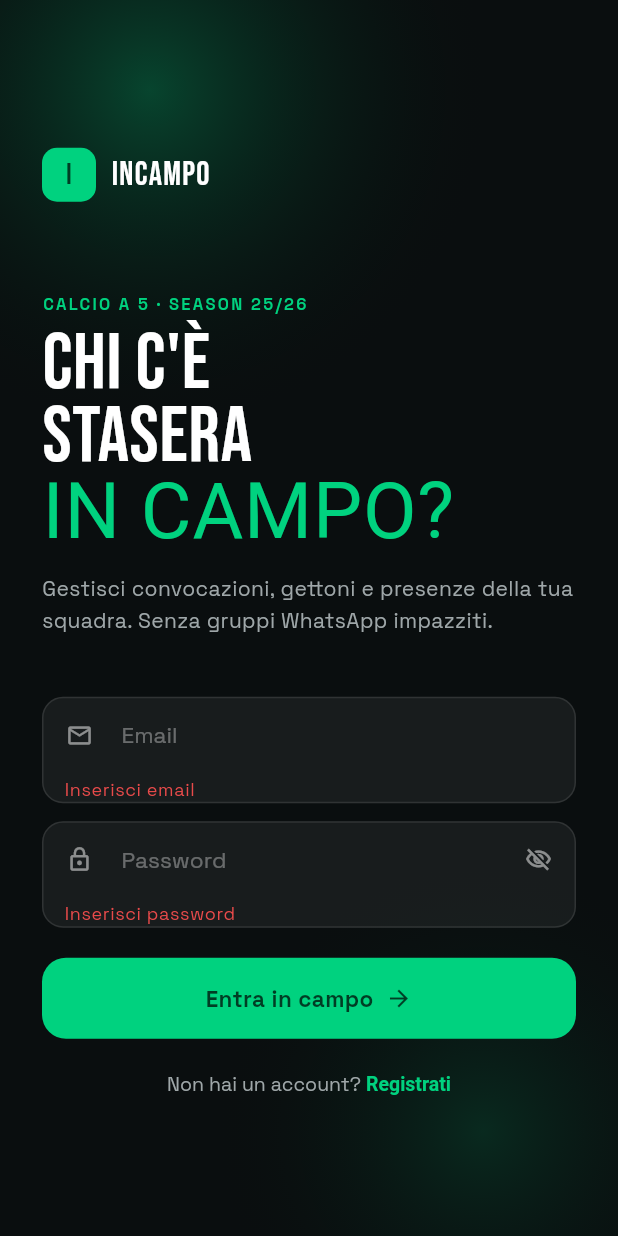
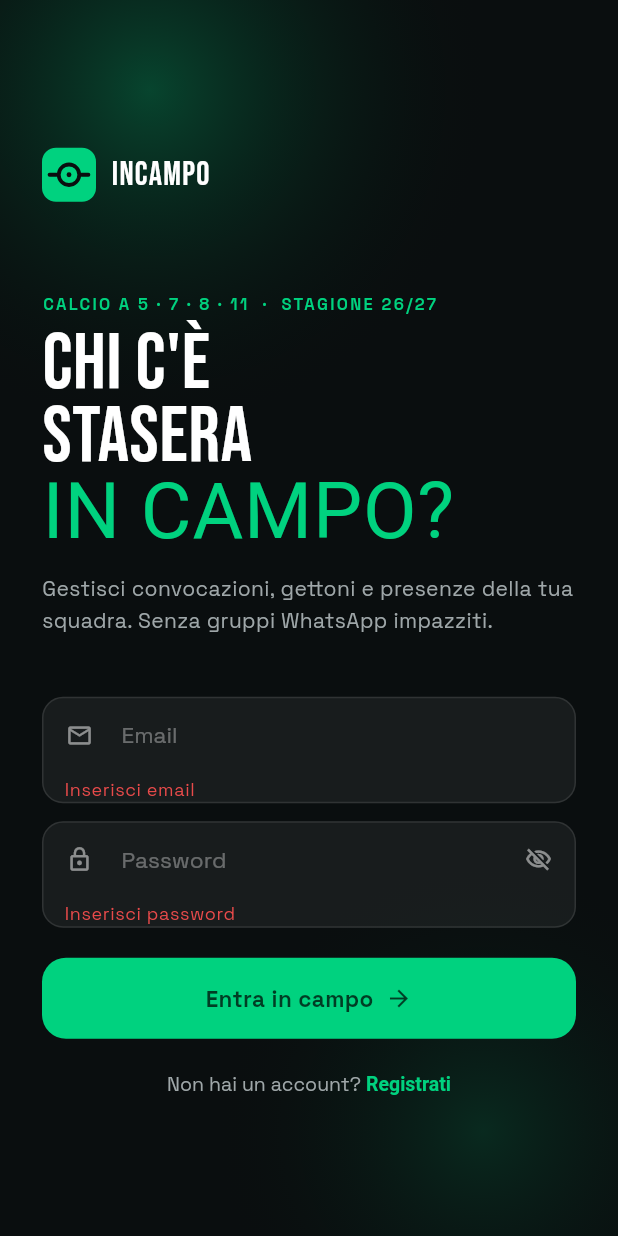
Before and after one commit to AndreaMarc/CalcioAcinque, a Flutter app: the screen it shows after launch, after a tap on "Entra in campo", on a phone screen of 412 x 824 dp. Run offline on Flutter 3.47's test engine with Material 3 defaults, Android fonts, the phone set to English and light mode, and no system bars; our stand-ins replace dio, go_router, google_fonts, shared_preferences, web; missing offline and left inert: dart:js_interop; network calls fail.

Commit message:
Marchio InCampo: BrandMark, wordmark e stagione dinamica nel login
Nuovo widgets/brand_mark.dart: il centrocampo visto dall'alto disegnato
con CustomPainter in viewBox 100 (stessa geometria delle icone PWA),
BrandWordmark (marchio + INCAMPO in Bebas Neue) e seasonLabel().
Login: il vecchio quadrato con l'iniziale della squadra precedente e la
scritta GIMMY lasciano il posto al marchio; l'eyebrow non e' piu'
"CALCIO A 5 · SEASON 25/26" fisso ma copre i quattro formati e calcola
la stagione dalla data. Anche l'attesa dell'autologin mostra il marchio.
Scelta squadra: wordmark in testa alla pagina.

Co-Authored-By: Claude Fable 5.1 <noreply@anthropic.com>

```diff
--- a/Frontend/lib/screens/login_screen.dart
+++ b/Frontend/lib/screens/login_screen.dart
@@ -4,6 +4,7 @@ import 'package:go_router/go_router.dart';
 import 'package:google_fonts/google_fonts.dart';
 import '../providers/auth_provider.dart';
 import '../providers/theme_provider.dart';
+import '../widgets/brand_mark.dart';
 
 class LoginScreen extends StatefulWidget {
   const LoginScreen({super.key});
@@ -215,7 +216,21 @@ class _LoginScreenState extends State<LoginScreen>
       return const Scaffold(
         backgroundColor: AppTokens.ink,
         body: Center(
-          child: CircularProgressIndicator(color: AppTokens.brand),
+          child: Column(
+            mainAxisSize: MainAxisSize.min,
+            children: [
+              BrandMark(size: 56),
+              SizedBox(height: 28),
+              SizedBox(
+                width: 22,
+                height: 22,
+                child: CircularProgressIndicator(
+                  color: AppTokens.brand,
+                  strokeWidth: 2,
+                ),
+              ),
+            ],
+          ),
         ),
       );
     }
@@ -275,46 +290,14 @@ class _LoginScreenState extends State<LoginScreen>
                           crossAxisAlignment: CrossAxisAlignment.stretch,
                           children: [
                             // Wordmark
-                            Row(
-                              children: [
-                                Container(
-                                  width: 36,
-                                  height: 36,
-                                  decoration: BoxDecoration(
-                                    color: AppTokens.brand,
-                                    borderRadius: BorderRadius.circular(10),
-                                  ),
-                                  alignment: Alignment.center,
-                                  child: Consumer<ThemeProvider>(
-                                    builder: (context, theme, _) {
-                                      final initial = theme.teamName.isNotEmpty
-                                          ? theme.teamName[0].toUpperCase()
-                                          : 'G';
-                                      return Text(
-                                        initial,
-                                        style: GoogleFonts.bebasNeue(
-                                          fontSize: 20,
-                                          color: AppTokens.brandInk,
-                                        ),
-                                      );
-                                    },
-                                  ),
-                                ),
-                                const SizedBox(width: 10),
-                                Text(
-                                  'INCAMPO',
-                                  style: GoogleFonts.bebasNeue(
-                                    fontSize: 22,
-                                    color: Colors.white,
-                                    letterSpacing: 0.04 * 22,
-                                  ),
-                                ),
-                              ],
-                            ),
+                            const BrandWordmark(markSize: 36),
                             const SizedBox(height: 60),
                             // Hero copy
                             Text(
-                              'CALCIO A 5 · SEASON 25/26',
+                              'CALCIO A 5 · 7 · 8 · 11  ·  STAGIONE ${seasonLabel()}',
+                              maxLines: 1,
+                              overflow: TextOverflow.fade,
+                              softWrap: false,
                               style: GoogleFonts.spaceGrotesk(
                                 fontSize: 11,
                                 fontWeight: FontWeight.w600,
--- a/Frontend/lib/screens/team_selection_screen.dart
+++ b/Frontend/lib/screens/team_selection_screen.dart
@@ -8,6 +8,7 @@ import '../providers/theme_provider.dart';
 import '../models/team_draft.dart';
 import '../models/team_membership_info.dart';
 import '../widgets/app_widgets.dart';
+import '../widgets/brand_mark.dart';
 
 class TeamSelectionScreen extends StatefulWidget {
   const TeamSelectionScreen({super.key});
@@ -84,10 +85,12 @@ class _TeamSelectionScreenState extends State<TeamSelectionScreen> {
             child: Column(
               children: [
                 Padding(
-                  padding: const EdgeInsets.fromLTRB(24, 40, 24, 24),
+                  padding: const EdgeInsets.fromLTRB(24, 28, 24, 24),
                   child: Column(
                     crossAxisAlignment: CrossAxisAlignment.start,
                     children: [
+                      const BrandWordmark(markSize: 28),
+                      const SizedBox(height: 28),
                       Text(
                         'I TUOI TEAM',
                         style: GoogleFonts.spaceGrotesk(
--- /dev/null
+++ b/Frontend/lib/widgets/brand_mark.dart
@@ -0,0 +1,105 @@
+import 'package:flutter/material.dart';
+import 'package:google_fonts/google_fonts.dart';
+import '../providers/theme_provider.dart';
+
+/// Marchio InCampo: il centrocampo visto dall'alto (linea di meta' campo
+/// spezzata dal cerchio, dischetto centrale) su un quadrato arrotondato.
+///
+/// La geometria e' in "viewBox 100" ed e' la stessa di `web/icons/brand.svg`
+/// e dello script che genera le icone PWA: se cambia una, cambiano tutte.
+class BrandMark extends StatelessWidget {
+  final double size;
+
+  /// `true` = quadrato ink con tracce brand (per superfici chiare);
+  /// `false` = quadrato brand con tracce ink (default, per fondo ink).
+  final bool onPaper;
+
+  const BrandMark({super.key, this.size = 36, this.onPaper = false});
+
+  @override
+  Widget build(BuildContext context) {
+    return CustomPaint(
+      size: Size.square(size),
+      painter: _BrandMarkPainter(onPaper),
+    );
+  }
+}
+
+class _BrandMarkPainter extends CustomPainter {
+  final bool onPaper;
+  const _BrandMarkPainter(this.onPaper);
+
+  @override
+  void paint(Canvas c, Size s) {
+    final u = s.width / 100;
+    final bg = onPaper ? AppTokens.ink : AppTokens.brand;
+    final fg = onPaper ? AppTokens.brand : AppTokens.ink;
+
+    c.drawRRect(
+      RRect.fromRectAndRadius(Offset.zero & s, Radius.circular(26 * u)),
+      Paint()..color = bg,
+    );
+
+    final stroke = Paint()
+      ..color = fg
+      ..style = PaintingStyle.stroke
+      ..strokeWidth = 7 * u
+      ..strokeCap = StrokeCap.round;
+
+    // Linea di meta' campo, interrotta dal cerchio di centrocampo
+    c.drawLine(Offset(14 * u, 50 * u), Offset(27 * u, 50 * u), stroke);
+    c.drawLine(Offset(73 * u, 50 * u), Offset(86 * u, 50 * u), stroke);
+    // Cerchio di centrocampo
+    c.drawCircle(Offset(50 * u, 50 * u), 19 * u, stroke);
+    // Dischetto
+    c.drawCircle(Offset(50 * u, 50 * u), 4.5 * u, Paint()..color = fg);
+  }
+
+  @override
+  bool shouldRepaint(_BrandMarkPainter old) => old.onPaper != onPaper;
+}
+
+/// Marchio + wordmark "INCAMPO" in Bebas Neue, allineati in riga.
+class BrandWordmark extends StatelessWidget {
+  final double markSize;
+  final Color color;
+  final bool onPaper;
+
+  const BrandWordmark({
+    super.key,
+    this.markSize = 36,
+    this.color = Colors.white,
+    this.onPaper = false,
+  });
+
+  @override
+  Widget build(BuildContext context) {
+    final fontSize = markSize * 0.61;
+    return Row(
+      mainAxisSize: MainAxisSize.min,
+      children: [
+        BrandMark(size: markSize, onPaper: onPaper),
+        SizedBox(width: markSize * 0.28),
+        Text(
+          'INCAMPO',
+          style: GoogleFonts.bebasNeue(
+            fontSize: fontSize,
+            color: color,
+            letterSpacing: 0.04 * fontSize,
+            height: 1,
+          ),
+        ),
+      ],
+    );
+  }
+}
+
+/// Etichetta della stagione sportiva corrente, es. "25/26".
+/// La stagione parte a luglio: da gennaio a giugno si e' ancora in quella
+/// iniziata l'anno prima.
+String seasonLabel([DateTime? now]) {
+  final d = now ?? DateTime.now();
+  final start = d.month >= 7 ? d.year : d.year - 1;
+  String yy(int y) => (y % 100).toString().padLeft(2, '0');
+  return '${yy(start)}/${yy(start + 1)}';
+}
```
